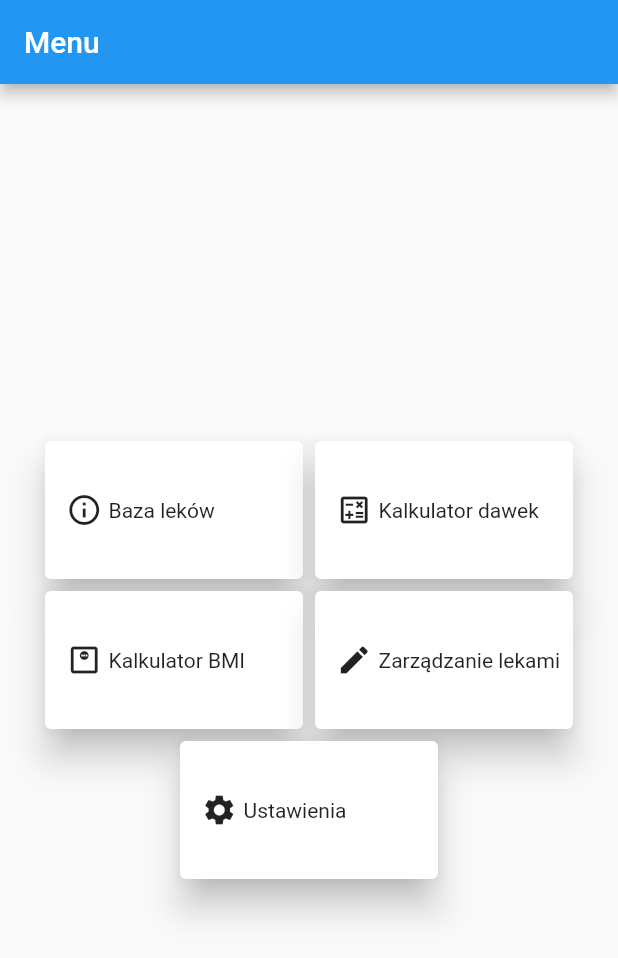
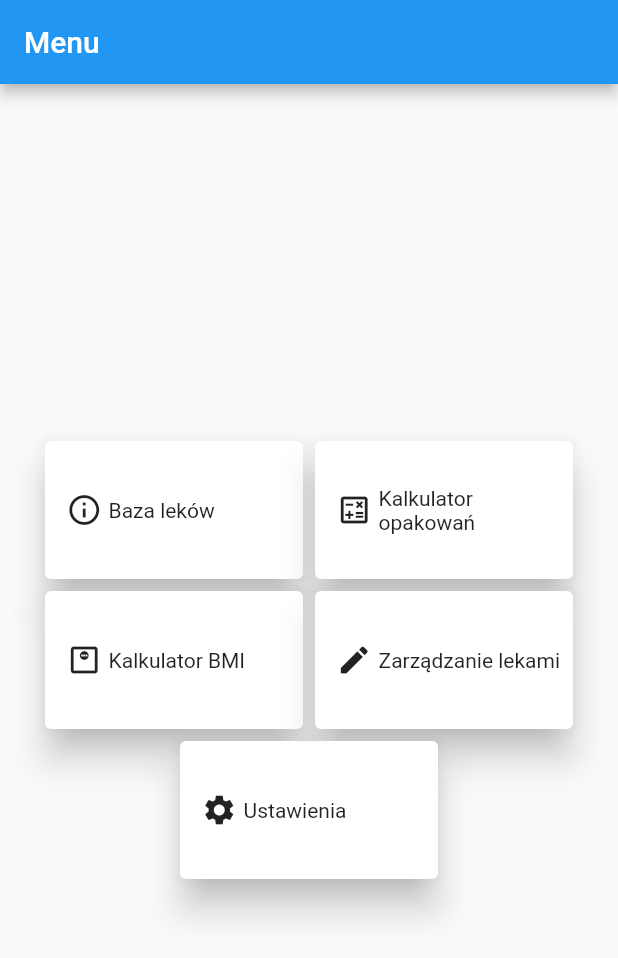
Before and after one commit to XCaine/MedicineDosageApp, a Flutter app: the screen it shows after launch, on a phone screen of 412 x 824 dp. Shown: the top 958 px of the screen. Run offline on Flutter 3.47's test engine with Material 2 defaults, Android fonts, the phone set to English and light mode, and no system bars; our stand-ins replace csv, diacritic, flutter_form_builder, form_builder_validators, go_router, internet_connection_checker and 1 more; accounts and stored records are empty.

Commit message:
Cosmetic naming fixes

```diff
--- a/lib/src/code/data_fetch/loaders/impl/registered_medication_loader.dart
+++ b/lib/src/code/data_fetch/loaders/impl/registered_medication_loader.dart
@@ -22,7 +22,7 @@ class RegisteredMedicationLoader implements AbstractLoader<Medication> {
   load({Function? onFinishCallback, Function(String)? setMessageOnProgress}) async {
     _logger.info('Started the load of medical data');
     if (setMessageOnProgress != null) {
-      setMessageOnProgress('Ściągamy aktualne dane medyczne');
+      setMessageOnProgress('Pobieranie aktualne dane medyczne');
     }
     String? csvContent;
     if (await InternetConnectionChecker().hasConnection) {
--- a/lib/src/code/database/model_handlers/database_medication_handler.dart
+++ b/lib/src/code/database/model_handlers/database_medication_handler.dart
@@ -9,7 +9,7 @@ import 'package:sqflite/sqlite_api.dart';
 import '../../models/database/package.dart';
 
 class DatabaseMedicationHandler extends BaseDatabaseQueryHandler<Medication> {
-  static final _logger = LogDistributor.getLoggerFor('DatabaseMedicineHandler');
+  static final _logger = LogDistributor.getLoggerFor('DatabaseMedicationHandler');
 
   //for registered medicine loader
   Future<bool> insertMedicationsWithPackages(List<Medication> medications,
--- a/lib/src/views/dosage_calculator_wizard/shared/close_wizard_dialog.dart
+++ b/lib/src/views/dosage_calculator_wizard/shared/close_wizard_dialog.dart
@@ -17,6 +17,7 @@ class CloseWizardDialog {
             TextButton(
                 onPressed: () {
                   onConfirmAction();
+                  Navigator.of(context).pop();
                 },
                 child: Text(confirmMessage)),
           ],
--- a/lib/src/views/home/home_screen.dart
+++ b/lib/src/views/home/home_screen.dart
@@ -1,5 +1,4 @@
 import 'package:drugs_dosage_app/src/code/constants/constants.dart';
-import 'package:drugs_dosage_app/src/code/data_fetch/filters/impl/medication_api_filter.dart';
 import 'package:flutter/material.dart';
 import 'package:go_router/go_router.dart';
 
@@ -53,7 +52,7 @@ class _HomeScreenState extends State<HomeScreen> {
         result = 'Baza leków';
         break;
       case _dosageCalculator:
-        result = 'Kalkulator dawek';
+        result = 'Kalkulator opakowań';
         break;
       case _bmiCalculator:
         result = 'Kalkulator BMI';
--- a/lib/src/views/manage_medications/remove_medication/remove_medication.dart
+++ b/lib/src/views/manage_medications/remove_medication/remove_medication.dart
@@ -88,7 +88,7 @@ class _RemoveMedicationState extends State<RemoveMedication> {
   void deleteMedication(BasicMedicalRecord medicalRecord) {
     CloseWizardDialog.show(
         context,
-        'Czy na pewno chcesz usunąć ${medicalRecord.productName}',
+        'Czy na pewno chcesz usunąć ${medicalRecord.productName}?',
         'Tak, usuń ${medicalRecord.productName}',
         () => {_manageMedicationsDao.deleteMedication(medicalRecord.id), showSnackBar(medicalRecord.productName)});
   }
```
